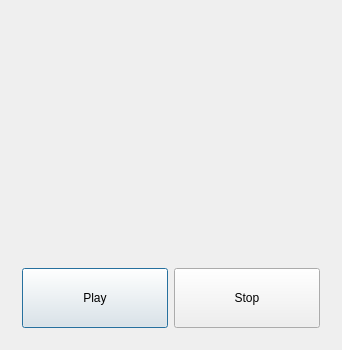
Before: the Qt Designer form overlay2/dialog.ui in saibi/cam_gst_qt, drawn with Qt 5.
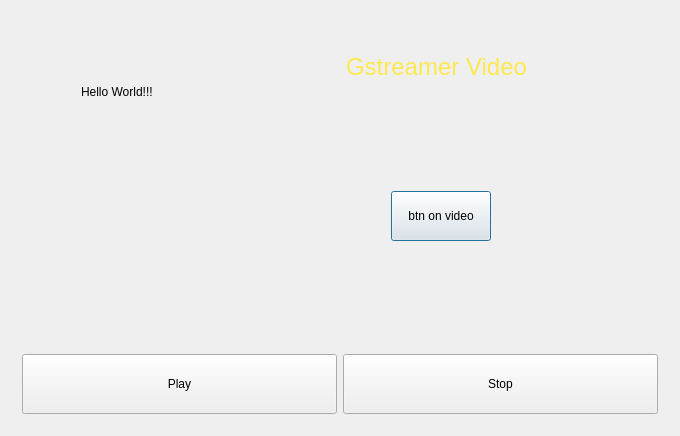
After: the same form once the commit is applied.

Commit message: gstreamer video transparent widget test

Diff of the .ui file:
```diff
--- a/overlay2/dialog.ui
+++ b/overlay2/dialog.ui
@@ -6,16 +6,25 @@
    <rect>
     <x>0</x>
     <y>0</y>
-    <width>340</width>
-    <height>342</height>
+    <width>680</width>
+    <height>436</height>
    </rect>
   </property>
   <property name="windowTitle">
    <string>Dialog</string>
   </property>
-  <layout class="QVBoxLayout" name="verticalLayout">
+  <layout class="QVBoxLayout" name="verticalLayout" stretch="9,1">
    <item>
+    <widget class="QWidget" name="widget_bg" native="true">
     <widget class="QWidget" name="widget_gst_video" native="true">
+      <property name="geometry">
+       <rect>
+        <x>120</x>
+        <y>50</y>
+        <width>320</width>
+        <height>240</height>
+       </rect>
+      </property>
      <property name="minimumSize">
       <size>
        <width>320</width>
@@ -28,6 +37,73 @@
        <height>240</height>
       </size>
      </property>
+     </widget>
+     <widget class="QWidget" name="widget_over" native="true">
+      <property name="geometry">
+       <rect>
+        <x>270</x>
+        <y>10</y>
+        <width>320</width>
+        <height>240</height>
+       </rect>
+      </property>
+      <property name="styleSheet">
+       <string notr="true"/>
+      </property>
+      <widget class="QPushButton" name="pushButton_video">
+       <property name="geometry">
+        <rect>
+         <x>110</x>
+         <y>170</y>
+         <width>100</width>
+         <height>50</height>
+        </rect>
+       </property>
+       <property name="minimumSize">
+        <size>
+         <width>100</width>
+         <height>50</height>
+        </size>
+       </property>
+       <property name="text">
+        <string>btn on video</string>
+       </property>
+      </widget>
+      <widget class="QLabel" name="label_video">
+       <property name="geometry">
+        <rect>
+         <x>30</x>
+         <y>30</y>
+         <width>251</width>
+         <height>31</height>
+        </rect>
+       </property>
+       <property name="styleSheet">
+        <string notr="true">color: rgb(252, 233, 79);
+font: 18pt;
+</string>
+       </property>
+       <property name="text">
+        <string>Gstreamer Video</string>
+       </property>
+       <property name="alignment">
+        <set>Qt::AlignCenter</set>
+       </property>
+      </widget>
+     </widget>
+     <widget class="QLabel" name="label_hello">
+      <property name="geometry">
+       <rect>
+        <x>70</x>
+        <y>60</y>
+        <width>131</width>
+        <height>41</height>
+       </rect>
+      </property>
+      <property name="text">
+       <string>Hello World!!!</string>
+      </property>
+     </widget>
     </widget>
    </item>
    <item>
```
Lines whose indentation alone changed are shown as unchanged. The commit also changes 2 other files.
